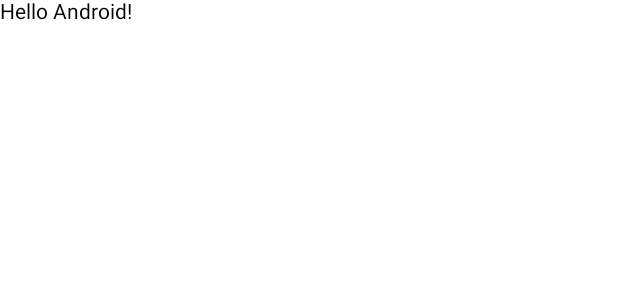
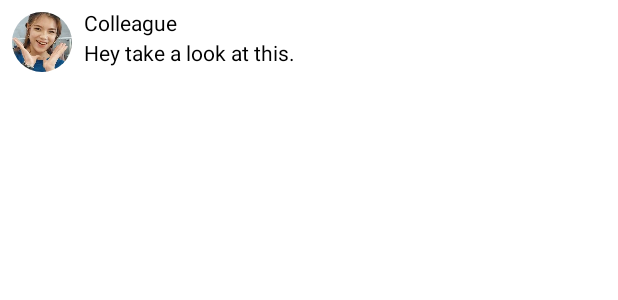
Before and after one commit to amorecoder/A01_ComposeTutorial, an Android app built with Jetpack Compose: the @Preview function PreviewMessageCard, on a phone screen of 412 x 824 dp. Shown: the top 300 px of the screen. Run offline under Robolectric (Android 15) with nearby library versions, the phone set to English and light mode, and no system bars.

Commit message:
Lesson 2 - using column and row for layout with modifier

```diff
--- a/app/src/main/java/com/example/a01_composetutorial/MainActivity.kt
+++ b/app/src/main/java/com/example/a01_composetutorial/MainActivity.kt
@@ -3,35 +3,53 @@ package com.example.a01_composetutorial
 import android.os.Bundle
 import androidx.activity.ComponentActivity
 import androidx.activity.compose.setContent
+import androidx.compose.foundation.Image
+import androidx.compose.foundation.layout.*
+import androidx.compose.foundation.shape.CircleShape
 import androidx.compose.material.Text
 import androidx.compose.runtime.Composable
+import androidx.compose.ui.Modifier
+import androidx.compose.ui.draw.clip
+import androidx.compose.ui.layout.ContentScale
+import androidx.compose.ui.res.painterResource
 import androidx.compose.ui.tooling.preview.Preview
+import androidx.compose.ui.unit.dp
 
-/* The setContent block defines the activity's layout where composable functions are called.
-Composable functions can only be called from other composable functions.
-    Jetpack Compose uses a Kotlin compiler plugin to transform these composable functions into
-the app's UI elements. For example, the Text composable function that is defined by the Compose UI
-library displays a text label on the screen.
-*/
 class MainActivity : ComponentActivity() {
     override fun onCreate(savedInstanceState: Bundle?) {
         super.onCreate(savedInstanceState)
         setContent {
-            MessageCard("Android")
+            MessageCard(Message("Colleague", "Hey take a look at this."))
         }
     }
 }
 
+data class Message(val author: String, val body: String)
+
 @Composable
-fun MessageCard(name: String) {
-    Text(text = "Hello $name!")
+fun MessageCard(msg: Message) {
+    // Use Column to arrange item vertically. Use Row to arrange items horizontally, and
+    // use Box to stack elements.
+    Row(modifier = Modifier.padding(8.dp)) {
+        Image(
+            painterResource(id = R.drawable.profile_pic),
+            contentDescription = "Some profile picture",
+            modifier = Modifier
+                .size(40.dp)
+                .clip(CircleShape),
+            contentScale = ContentScale.Crop
+        )
+        Spacer(modifier = Modifier.width(8.dp))
+        Column {
+            Text(text = msg.author)
+            Spacer(modifier = Modifier.height(4.dp))
+            Text(text = msg.body)
+        }
+    }
 }
 
-// The @Preview annotation can only be applied to a Composable that DO NOT take in any parameter.
-// Here we have to define another preview composable which does not have any input parameter. Inside,
-// it will call our MessageCard() composable.
 @Preview
 @Composable
 fun PreviewMessageCard() {
-    MessageCard(name = "Android")
+    MessageCard(msg = Message("Colleague", "Hey take a look at this."))
 }
```
Also changed, not shown: app/src/main/res/drawable/profile_pic.png (added), 1 other file.
